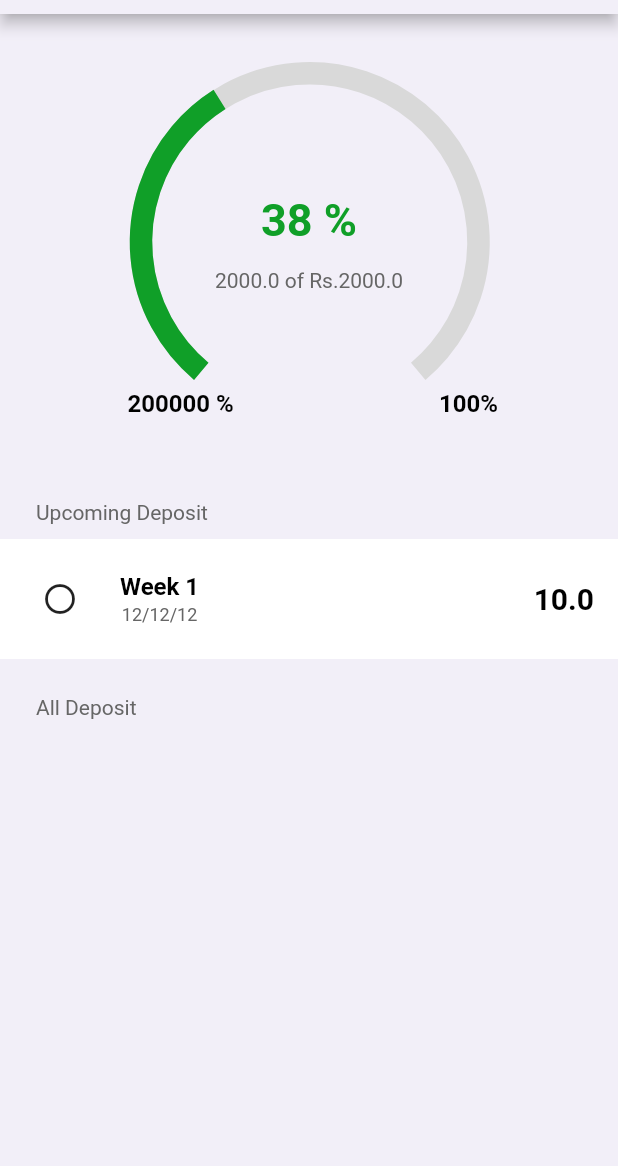
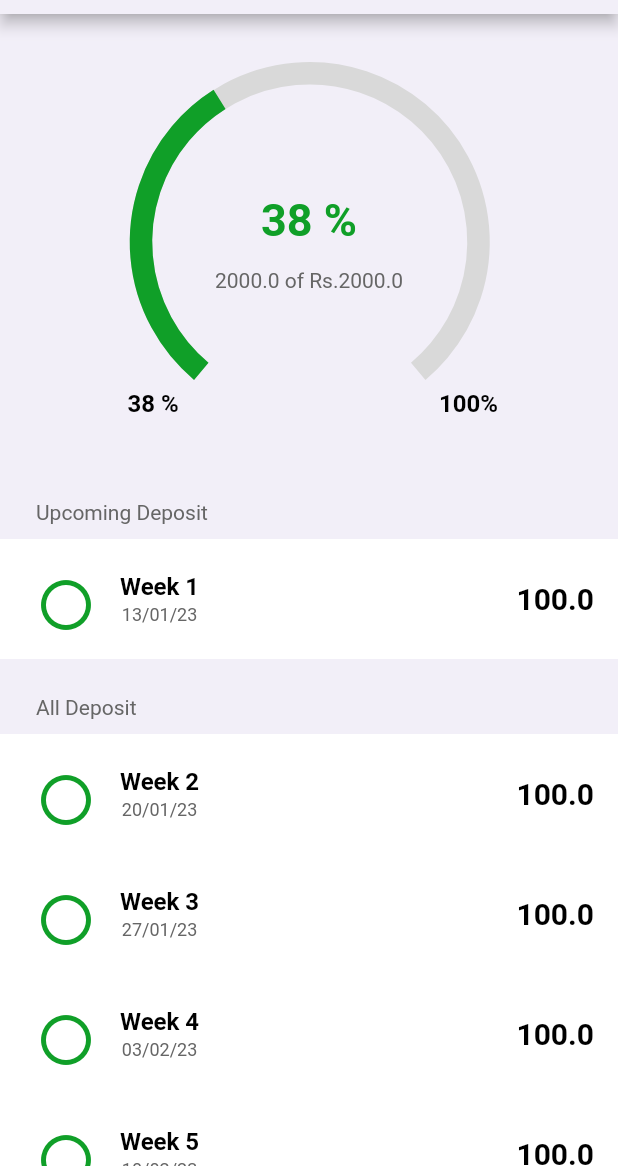
Before and after one commit to reshma-hs-18357/week_challenge_52, a Flutter app: the screen it shows after launch, after a tap on "weekconstant", on a phone screen of 412 x 824 dp, the part 70-1236 px from its top. Run offline on Flutter 3.47's test engine with Material 2 defaults, Android fonts, the light colour scheme and no system bars; drawn by our look-alikes of percent_indicator; missing offline and left inert: flutter_rounded_date_picker.

Commit message:
week 52 challenge

```diff
--- a/lib/components/goal_progress.dart
+++ b/lib/components/goal_progress.dart
@@ -1,12 +1,11 @@
 // ignore_for_file: must_be_immutable
 import 'package:flutter/material.dart';
 import 'package:percent_indicator/percent_indicator.dart';
-import 'package:week_challenge_52/models/goal.dart';
 import 'package:week_challenge_52/models/goal_progress_model.dart';
 
 class GoalProgress extends StatelessWidget {
-  GoalProgressModel model;
-  GoalProgress({super.key, required this.model});
+  GoalProgressModel goalProgressModel;
+  GoalProgress({super.key, required this.goalProgressModel});
 
   @override
   Widget build(BuildContext context) {
@@ -23,7 +22,7 @@ class GoalProgress extends StatelessWidget {
               radius: 120.0,
               animateFromLastPercent: true,
               lineWidth: 15.0,
-              percent: model.percent,
+              percent: goalProgressModel.percent,
               arcBackgroundColor: const Color.fromRGBO(217, 217, 217, 1),
               arcType: ArcType.FULL,
               circularStrokeCap: CircularStrokeCap.butt,
@@ -36,7 +35,7 @@ class GoalProgress extends StatelessWidget {
             right: 85,
             child: Center(
               child: Text(
-                "${(model.percent * 100).toInt()} %",
+                "${goalProgressModel.getPercentValue()} %",
                 style: const TextStyle(
                     fontSize: 30,
                     fontWeight: FontWeight.bold,
@@ -51,7 +50,7 @@ class GoalProgress extends StatelessWidget {
             bottom: 105,
             child: Center(
               child: Text(
-                "${model.totalDepositedAmt} of Rs.${model.savings}",
+                "${goalProgressModel.totalDepositedAmt} of Rs.${goalProgressModel.savings}",
                 style: const TextStyle(
                   fontSize: 14,
                   color: Color.fromRGBO(102, 102, 102, 1),
@@ -63,7 +62,7 @@ class GoalProgress extends StatelessWidget {
             top: 250,
             left: 85,
             child: Text(
-              "${(model.savings * 100).toInt()} %",
+              "${goalProgressModel.getPercentValue()} %",
               style: const TextStyle(
                 fontSize: 16,
                 fontWeight: FontWeight.bold,
--- a/lib/components/week_month_card.dart
+++ b/lib/components/week_month_card.dart
@@ -1,43 +1,16 @@
 // ignore_for_file: must_be_immutable, unrelated_type_equality_checks
 
 import 'package:flutter/material.dart';
+import 'package:week_challenge_52/models/week_month_model.dart';
 
-class WeekorMonthCard extends StatefulWidget {
-  String date;
-  double deposit;
-  int weekOrMonth;
-  String choice;
-  void Function() onCircleIconButtonTapped;
-  WeekorMonthCard({
+class WeekOrMonthCard extends StatelessWidget {
+  WeekOrMonthModel weekOrMonthModel;
+  void Function() onTapped;
+  WeekOrMonthCard({
+    required this.weekOrMonthModel,
+    required this.onTapped,
     super.key,
-    required this.weekOrMonth,
-    required this.date,
-    required this.deposit,
-    required this.choice,
-    required this.onCircleIconButtonTapped,
   });
-
-  @override
-  State<WeekorMonthCard> createState() => _WeekorMonthCardState();
-}
-
-class _WeekorMonthCardState extends State<WeekorMonthCard> {
-  Widget circleIcon = const Icon(
-    Icons.circle_outlined,
-    size: 40,
-    color: Color.fromRGBO(16, 159, 40, 1),
-  );
-
-  onCircleIconTapped() {
-    setState(() {
-      circleIcon = const Icon(
-        Icons.circle_rounded,
-        size: 40,
-        color: Color.fromRGBO(16, 159, 40, 1),
-      );
-      widget.onCircleIconButtonTapped();
-    });
-  }
 
   @override
   Widget build(BuildContext context) {
@@ -48,24 +21,33 @@ class _WeekorMonthCardState extends State<WeekorMonthCard> {
         child: Row(
           children: [
             IconButton(
-              onPressed: onCircleIconTapped,
-              icon: circleIcon,
+              onPressed: onTapped,
+              icon: weekOrMonthModel.completed
+                  ? const Icon(
+                      Icons.circle_rounded,
+                      size: 40,
+                      color: Color.fromRGBO(16, 159, 40, 1),
+                    )
+                  : const Icon(
+                      Icons.circle_outlined,
+                      size: 40,
+                      color: Color.fromRGBO(16, 159, 40, 1),
+                    ),
             ),
             const SizedBox(width: 16),
             Column(
               children: [
                 Text(
-                  (widget.choice == "Week")
-                      ? "Week ${widget.weekOrMonth}"
-                      : "Month ${widget.weekOrMonth}",
+                  "${weekOrMonthModel.savingsChoice} ${weekOrMonthModel.currentWeekOrMonth}",
                   style: const TextStyle(
-                      fontSize: 16,
-                      fontWeight: FontWeight.bold,
-                      color: Colors.black),
+                    fontSize: 16,
+                    fontWeight: FontWeight.bold,
+                    color: Colors.black,
+                  ),
                 ),
                 const SizedBox(height: 2),
                 Text(
-                  widget.date,
+                  weekOrMonthModel.date,
                   style: const TextStyle(
                       fontSize: 12,
                       fontWeight: FontWeight.w400,
@@ -75,7 +57,7 @@ class _WeekorMonthCardState extends State<WeekorMonthCard> {
             ),
             const Spacer(),
             Text(
-              '${widget.deposit}',
+              '${weekOrMonthModel.weeklyOrMonthlydeposit}',
               style: const TextStyle(
                   fontSize: 20,
                   fontWeight: FontWeight.bold,
--- a/lib/components/week_month_widget.dart
+++ /dev/null
@@ -1,64 +0,0 @@
-// ignore_for_file: must_be_immutable, unrelated_type_equality_checks
-
-import 'package:flutter/material.dart';
-import 'package:week_challenge_52/models/week_month_model.dart';
-
-class WeekMonthWidget extends StatelessWidget {
-  WeekMonthModel model;
-  void Function() onTapped;
-  WeekMonthWidget({
-    required this.model,
-    required this.onTapped,
-    super.key,
-  });
-
-  @override
-  Widget build(BuildContext context) {
-    return Container(
-      color: Colors.white,
-      child: Padding(
-        padding: const EdgeInsets.all(16),
-        child: Row(
-          children: [
-            IconButton(
-              onPressed: onTapped,
-              icon: model.completed
-                  ? Icon(Icons.circle_rounded)
-                  : Icon(Icons.circle_outlined),
-            ),
-            const SizedBox(width: 16),
-            Column(
-              children: [
-                Text(
-                  model.title,
-                  style: const TextStyle(
-                    fontSize: 16,
-                    fontWeight: FontWeight.bold,
-                    color: Colors.black,
-                  ),
-                ),
-                const SizedBox(height: 2),
-                Text(
-                  model.date,
-                  style: const TextStyle(
-                      fontSize: 12,
-                      fontWeight: FontWeight.w400,
-                      color: Color.fromRGBO(102, 102, 102, 1)),
-                )
-              ],
-            ),
-            const Spacer(),
-            Text(
-              '${model.amount}',
-              style: const TextStyle(
-                  fontSize: 20,
-                  fontWeight: FontWeight.bold,
-                  color: Colors.black),
-              textAlign: TextAlign.end,
-            )
-          ],
-        ),
-      ),
-    );
-  }
-}
--- a/lib/models/goal.dart
+++ b/lib/models/goal.dart
@@ -10,7 +10,7 @@ class Goal {
   double initialDeposit;
   double savings;
   DateTime startDate;
-  int completedWeekOrMonth;
+  int upcomingWeekOrMonth;
 
   Goal({
     required this.id,
@@ -20,7 +20,7 @@ class Goal {
     required this.savings,
     required this.startDate,
     required this.savingsType,
-    required this.completedWeekOrMonth,
+    required this.upcomingWeekOrMonth,
   });
 
   @override
@@ -66,26 +66,26 @@ class Goal {
   }
 
   double getTotalDepositedAmt() {
-    if (completedWeekOrMonth == 0) {
+    if (upcomingWeekOrMonth == 0) {
       return 0.00;
     } else {
       if (savingsChoice == SavingsChoice.weekly) {
         if (savingsType == SavingsType.constant) {
-          savings = (completedWeekOrMonth) * initialDeposit;
+          savings = (upcomingWeekOrMonth) * initialDeposit;
           return savings;
         } else {
-          savings = ((completedWeekOrMonth) / 2) *
-                  (2 * initialDeposit + completedWeekOrMonth) -
+          savings = ((upcomingWeekOrMonth) / 2) *
+                  (2 * initialDeposit + upcomingWeekOrMonth) -
               0.5;
           return savings;
         }
       } else {
         if (savingsType == SavingsType.constant) {
-          savings = (completedWeekOrMonth) * initialDeposit;
+          savings = (upcomingWeekOrMonth) * initialDeposit;
           return savings;
         } else {
-          savings = ((completedWeekOrMonth) / 2) *
-                  (2 * initialDeposit + completedWeekOrMonth) -
+          savings = ((upcomingWeekOrMonth) / 2) *
+                  (2 * initialDeposit + upcomingWeekOrMonth) -
               0.5;
           return savings;
         }
@@ -104,7 +104,7 @@ class Goal {
 
   double getWeeklyorMonthlyDeposit() {
     if (savingsType == SavingsType.progressive) {
-      return completedWeekOrMonth * initialDeposit;
+      return upcomingWeekOrMonth * initialDeposit;
     } else {
       return initialDeposit;
     }
@@ -112,9 +112,9 @@ class Goal {
 
   String getRemainingWeeksOrMonths() {
     if (savingsChoice == SavingsChoice.weekly) {
-      return "${52 - completedWeekOrMonth} Weeks";
+      return "${52 - upcomingWeekOrMonth} Weeks";
     } else {
-      return "${12 - completedWeekOrMonth} Months";
+      return "${12 - upcomingWeekOrMonth} Months";
     }
   }
 }
--- a/lib/models/goal_progress_model.dart
+++ b/lib/models/goal_progress_model.dart
@@ -8,4 +8,8 @@ class GoalProgressModel {
     required this.savings,
     required this.percent,
   });
+
+  int getPercentValue() {
+    return (percent * 100).toInt();
+  }
 }
--- a/lib/models/week_month_model.dart
+++ b/lib/models/week_month_model.dart
@@ -1,16 +1,15 @@
-class WeekMonthModel {
+class WeekOrMonthModel {
   bool completed;
+  int currentWeekOrMonth;
+  String savingsChoice;
+  String date;
+  double weeklyOrMonthlydeposit;
 
-  String title;
-
-  String date;
-
-  double amount;
-
-  WeekMonthModel({
+  WeekOrMonthModel({
     required this.completed,
-    required this.title,
+    required this.currentWeekOrMonth,
+    required this.savingsChoice,
     required this.date,
-    required this.amount,
+    required this.weeklyOrMonthlydeposit,
   });
 }
--- a/lib/screens/detail_view_screen.dart
+++ b/lib/screens/detail_view_screen.dart
@@ -1,10 +1,10 @@
 // ignore_for_file: must_be_immutable
+import 'dart:async';
 
 import 'package:flutter/material.dart';
 import 'package:week_challenge_52/components/goal_progress.dart';
 import 'package:week_challenge_52/components/text_card.dart';
 import 'package:week_challenge_52/components/week_month_card.dart';
-import 'package:week_challenge_52/components/week_month_widget.dart';
 import 'package:week_challenge_52/models/goal.dart';
 import 'package:intl/intl.dart';
 import 'package:week_challenge_52/models/goal_progress_model.dart';
@@ -21,9 +21,9 @@ class GoalDetailView extends StatefulWidget {
 class _GoalDetailViewState extends State<GoalDetailView> {
   late Goal goal;
   List<dynamic> listItems = [];
-  List<WeekorMonthCard> remainingWeeksorMonths = [];
-  List<WeekorMonthCard> upcomingWeekorMonth = [];
-  List<WeekorMonthCard> completedWeeksorMonths = [];
+  List<WeekOrMonthModel> remainingWeeksorMonths = [];
+  List<WeekOrMonthModel> upcomingWeekorMonth = [];
+  List<WeekOrMonthModel> completedWeeksorMonths = [];
   int completed = 0;
 
   @override
@@ -36,48 +36,50 @@ class _GoalDetailViewState extends State<GoalDetailView> {
     super.initState();
   }
 
-  List<WeekorMonthCard> getTotalWeeksOrMonths() {
+  List<WeekOrMonthModel> getTotalWeeksOrMonths() {
     if (widget.goal.savingsChoiceText() == "Weekly") {
       for (int i = 1; i < 53; i++) {
-        remainingWeeksorMonths.add(WeekorMonthCard(
-          choice: getSavingsChoice(),
-          weekOrMonth: i,
+        remainingWeeksorMonths.add(WeekOrMonthModel(
+          completed: false,
+          currentWeekOrMonth: i,
+          savingsChoice: "Week",
           date: DateFormat('dd/MM/yy').format(DateTime(
             widget.goal.startDate.year,
             widget.goal.startDate.month,
             widget.goal.startDate.day + 7 * (i - 1),
           )),
-          deposit: (widget.goal.savingsType == SavingsType.constant)
-              ? widget.goal.initialDeposit
-              : widget.goal.initialDeposit * i,
-          onCircleIconButtonTapped: onCircleIconButtonTapped,
+          weeklyOrMonthlydeposit:
+              (widget.goal.savingsType == SavingsType.constant)
+                  ? widget.goal.initialDeposit
+                  : widget.goal.initialDeposit * i,
         ));
       }
     } else {
       for (int i = 1; i < 13; i++) {
-        remainingWeeksorMonths.add(WeekorMonthCard(
-          choice: getSavingsChoice(),
-          weekOrMonth: i,
+        remainingWeeksorMonths.add(WeekOrMonthModel(
+          completed: false,
+          currentWeekOrMonth: i,
+          savingsChoice: "Month",
           date: DateFormat('dd/MM/yy').format(DateTime(
             widget.goal.startDate.year,
-            widget.goal.startDate.month + 1 * (i - 1),
-            widget.goal.startDate.day,
+            widget.goal.startDate.month,
+            widget.goal.startDate.day + 7 * (i - 1),
           )),
-          deposit: (widget.goal.savingsType == SavingsType.constant)
-              ? widget.goal.initialDeposit
-              : widget.goal.initialDeposit * i,
-          onCircleIconButtonTapped: onCircleIconButtonTapped,
+          weeklyOrMonthlydeposit:
+              (widget.goal.savingsType == SavingsType.constant)
+                  ? widget.goal.initialDeposit
+                  : widget.goal.initialDeposit * i,
         ));
       }
     }
     return remainingWeeksorMonths;
   }
 
-  List<WeekorMonthCard> getUpcomingWeekOrMonth() {
+  List<WeekOrMonthModel> getUpcomingWeekOrMonth() {
     return upcomingWeekorMonth;
   }
 
-  List<WeekorMonthCard> completedWeekOrMonth() {
+  List<WeekOrMonthModel> completedWeekOrMonth() {
     return completedWeeksorMonths;
   }
 
@@ -115,35 +117,23 @@ class _GoalDetailViewState extends State<GoalDetailView> {
           var element = listItems[index];
           if (element is GoalProgressModel) {
             return GoalProgress(
-              model: element,
+              goalProgressModel: element,
             );
           } else if (element is String) {
             return TextCard(
               text: element,
             );
-          } else if (element is WeekMonthModel) {
-            return WeekMonthWidget(
-              model: element,
+          } else if (element is WeekOrMonthModel) {
+            return WeekOrMonthCard(
+              weekOrMonthModel: element,
               onTapped: () {
                 setState(() {
                   element.completed = true;
-                  listItems.remove(element);
+                  widget.goal.upcomingWeekOrMonth++;
+                  Timer.periodic(const Duration(seconds: 5), (timer) {});
                 });
               },
             );
-          } else if (element is WeekorMonthCard) {
-            return WeekorMonthCard(
-                choice: element.choice,
-                weekOrMonth: element.weekOrMonth,
-                date: element.date,
-                deposit: element.deposit,
-                onCircleIconButtonTapped: (() {
-                  print("ON circle tapped");
-                  setState(() {
-                    GoalProgressModel model = listItems[0];
-                    model.savings += 100;
-                  });
-                }));
           } else {
             return const Text("Null");
           }
@@ -153,7 +143,6 @@ class _GoalDetailViewState extends State<GoalDetailView> {
   }
 
   List<dynamic> prepareListItems() {
-    // listItems.add(GoalProgress(goal: widget.goal));
     listItems.add(
       GoalProgressModel(
         percent: goal.getPercent(),
@@ -162,33 +151,10 @@ class _GoalDetailViewState extends State<GoalDetailView> {
       ),
     );
     listItems.add("Upcoming Deposit");
-    // listItems.addAll(getUpcomingWeekOrMonth());
-    listItems.add(WeekMonthModel(
-      completed: false,
-      title: "Week 1",
-      date: "12/12/12",
-      amount: 10,
-    ));
+    listItems.addAll(getUpcomingWeekOrMonth());
     listItems.add("All Deposit");
-    // listItems.addAll(completedWeeksorMonths);
-    // listItems.addAll(remainingWeeksorMonths);
+    listItems.addAll(completedWeeksorMonths);
+    listItems.addAll(remainingWeeksorMonths);
     return listItems;
   }
-
-  String getSavingsChoice() {
-    if (widget.goal.savingsChoice == SavingsChoice.weekly) {
-      return "Week";
-    } else {
-      return "Month";
-    }
-  }
-
-  void onCircleIconButtonTapped() {
-    setState(() {
-      completed++;
-      completedWeeksorMonths.add(upcomingWeekorMonth.removeAt(0));
-      widget.goal.completedWeekOrMonth++;
-      prepareListItems();
-    });
-  }
 }
--- a/lib/screens/home_screen.dart
+++ b/lib/screens/home_screen.dart
@@ -154,7 +154,7 @@ class _HomeScreenState extends State<HomeScreen> {
               savingsType: SavingsType.constant,
               initialDeposit: 0.00,
               startDate: DateTime.now(),
-              completedWeekOrMonth: 5,
+              upcomingWeekOrMonth: 5,
               savings: 0.00,
             );
             Goal newGoal = await Navigator.push(
--- a/lib/service/goal_service.dart
+++ b/lib/service/goal_service.dart
@@ -23,7 +23,7 @@ class GoalService {
         initialDeposit: 100.0,
         savings: 0,
         startDate: DateTime.now(),
-        completedWeekOrMonth: 20);
+        upcomingWeekOrMonth: 20);
     postGoals(goal1);
     Goal goal2 = Goal(
         id: 1,
@@ -33,7 +33,7 @@ class GoalService {
         initialDeposit: 100.0,
         savings: 0,
         startDate: DateTime.now(),
-        completedWeekOrMonth: 10);
+        upcomingWeekOrMonth: 10);
     postGoals(goal2);
     Goal goal3 = Goal(
         id: 1,
@@ -43,7 +43,7 @@ class GoalService {
         initialDeposit: 100.0,
         savings: 0,
         startDate: DateTime.now(),
-        completedWeekOrMonth: 5);
+        upcomingWeekOrMonth: 5);
     postGoals(goal3);
     Goal goal4 = Goal(
         id: 1,
@@ -53,7 +53,7 @@ class GoalService {
         initialDeposit: 100.0,
         savings: 0,
         startDate: DateTime.now(),
-        completedWeekOrMonth: 0);
+        upcomingWeekOrMonth: 0);
     postGoals(goal4);
   }
 }
```
Also changed, not shown: lib/components/week_month_card_temp.dart (added, +90 -0 lines).
